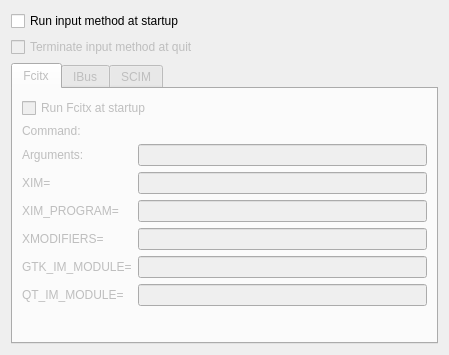
Before: the Qt Designer form inputmethod.ui in KDE/kimtoy, drawn with Qt 5.
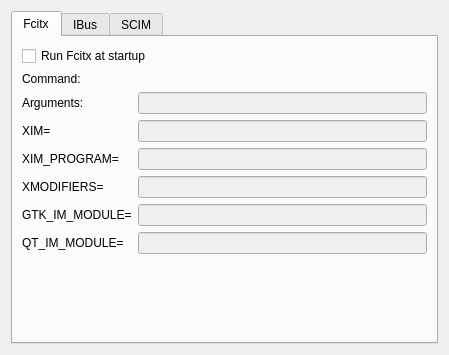
After: the same form once the commit is applied. Custom widgets are drawn as their Qt base class.

Commit message: remove useless options.

Patch:
```diff
--- a/inputmethod.ui
+++ b/inputmethod.ui
@@ -11,28 +11,8 @@
    </rect>
   </property>
   <layout class="QVBoxLayout" name="verticalLayout_4">
-   <item>
-    <widget class="QCheckBox" name="kcfg_RunInputMethod">
-     <property name="text">
-      <string>Run input method at startup</string>
-     </property>
-    </widget>
-   </item>
-   <item>
-    <widget class="QCheckBox" name="kcfg_TerminateInputMethod">
-     <property name="enabled">
-      <bool>false</bool>
-     </property>
-     <property name="text">
-      <string>Terminate input method at quit</string>
-     </property>
-    </widget>
-   </item>
    <item>
     <widget class="QTabWidget" name="tabWidget">
-     <property name="enabled">
-      <bool>false</bool>
-     </property>
      <property name="currentIndex">
       <number>0</number>
      </property>
@@ -398,16 +378,16 @@
   </layout>
  </widget>
  <customwidgets>
-  <customwidget>
-   <class>KUrlRequester</class>
-   <extends>QFrame</extends>
-   <header>kurlrequester.h</header>
-  </customwidget>
   <customwidget>
    <class>KLineEdit</class>
    <extends>QLineEdit</extends>
    <header>klineedit.h</header>
   </customwidget>
+  <customwidget>
+   <class>KUrlRequester</class>
+   <extends>QFrame</extends>
+   <header>kurlrequester.h</header>
+  </customwidget>
  </customwidgets>
  <resources/>
  <connections>
```
Left out of the diff: 32 changed lines with no effect on the pictures. The commit also changes 2 other files.
